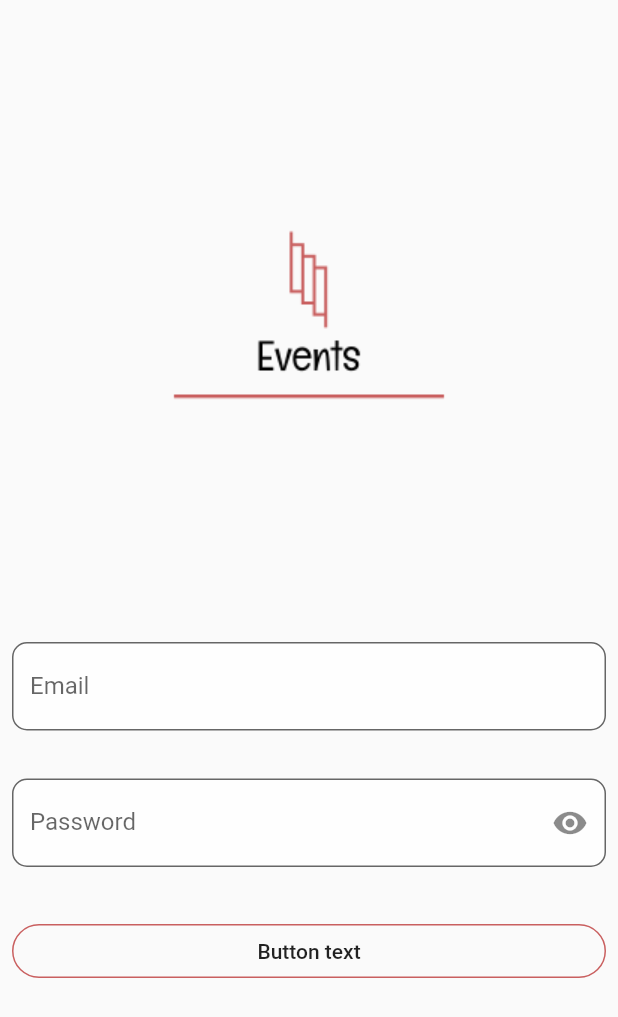
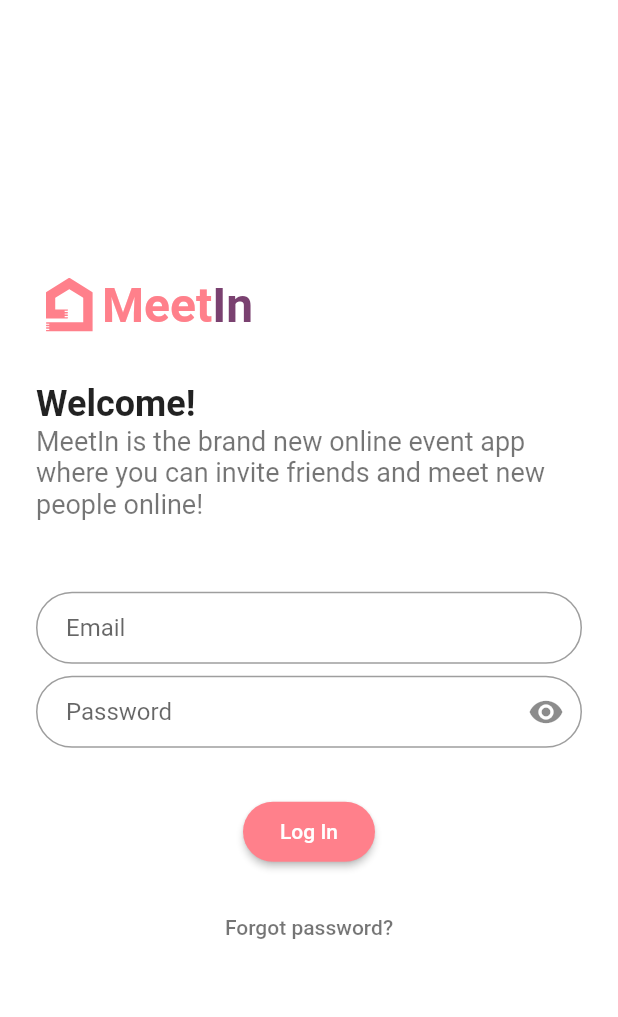
Before and after one commit to maxiin/MeetIn, a Flutter app: the screen it shows after launch, on a phone screen of 412 x 824 dp. Shown: the top 1017 px of the screen. Run offline on Flutter 3.47's test engine with Material 2 defaults, Android fonts, the phone set to English and light mode, and no system bars; our stand-ins replace flutter_svg, shared_preferences.

```diff
--- a/lib/pages/login.dart
+++ b/lib/pages/login.dart
@@ -1,7 +1,9 @@
 import 'package:events_app/utils/colors.dart';
+import 'package:events_app/utils/design.dart';
 import 'package:events_app/utils/validation.dart';
 import 'package:flutter/cupertino.dart';
 import 'package:flutter/material.dart';
+import 'package:flutter_svg/flutter_svg.dart';
 
 class LoginPage extends StatefulWidget {
   LoginPage() : super();
@@ -18,103 +20,123 @@ class LoginState extends State<LoginPage> {
 
   @override
   Widget build(BuildContext ctx) {
-    return Container(
-      child: Padding(
-        padding: EdgeInsets.all(8),
-        child: Column(
+    final logo = Row(
+      mainAxisAlignment: MainAxisAlignment.start,
       children: <Widget>[
-            Expanded(
-              flex: 2,
-              child: Center(
-                child: Image.asset('assets/images/logo.png')),
+        SvgPicture.asset('assets/images/logo-dark.svg',
+          height: 44,
+          color: primaryColor,
         ),
-            Expanded(
-              flex: 2,
-              child: Form(
-                key: form,
-                child: Column(
-                  crossAxisAlignment: CrossAxisAlignment.start,
+        Text('Meet',
+          style: TextStyle(
+            color: primaryColor,
+            fontWeight: FontWeight.bold,
+            fontSize: 32
+          ),
+        ),
+        Text('In',
+          style: TextStyle(
+            color: secondaryColor,
+            fontWeight: FontWeight.bold,
+            fontSize: 32
+          ),
+        ),
+      ],
+    );
+
+    final welcomeText = Column(
       children: <Widget>[
-                    Column(
+        Row(
           children: <Widget>[
             Padding(
-                          padding: EdgeInsets.symmetric(vertical: 16.0),
-                          child: TextFormField(
-                            keyboardType: TextInputType.emailAddress,
-                            validator: validateEmail,
-                            decoration: new InputDecoration(
-                              errorStyle: TextStyle(
-                                color: errorColor
+              padding: EdgeInsets.fromLTRB(0, 30, 0, 0),
+              child: Text('Welcome!',
+                style: TextStyle(
+                  fontSize: 24,
+                  fontWeight: FontWeight.bold,
                 ),
-                              errorBorder: new OutlineInputBorder(
-                                borderSide: BorderSide(color: errorColor)
-                              ),
-                              border: new OutlineInputBorder(
-                                borderRadius: const BorderRadius.all(
-                                  const Radius.circular(10.0),
+                textAlign: TextAlign.left,
               ),
             ),
-                              filled: true,
-                              hintStyle: new TextStyle(color: Colors.grey[600]),
-                              labelText: 'Email',
-                              hintText: 'jon@doe.com',
-                              fillColor: Colors.white70,
+          ],
         ),
+        Text('MeetIn is the brand new online event app where you can invite friends and meet new people online!',
+          style: TextStyle(
+            fontSize: 18,
+            color: Colors.black54,
           ),
+          maxLines: 5,
+          textAlign: TextAlign.left,
         ),
-                        Padding(
-                          padding: EdgeInsets.symmetric(vertical: 16.0),
-                          child: TextFormField(
+      ],
+    );
+
+    final email = TextFormField(
+      keyboardType: TextInputType.emailAddress,
+      autofocus: false,
+      validator: validateEmail,
+      decoration: buttonDecoration('Email'),
+    );
+
+    final password = TextFormField(
+      autofocus: false,
       obscureText: _obscureText,
       validator: (pass) => lengthValidator(pass, 8, null),
-                            decoration: new InputDecoration(
-                              errorStyle: TextStyle(
-                                color: errorColor
+      decoration: buttonPasswordDecoration('Password', _toggle),
+    );
+
+    final loginButton = Padding(
+      padding: EdgeInsets.symmetric(vertical: 16.0),
+      child: RaisedButton(
+        shape: RoundedRectangleBorder(
+          borderRadius: BorderRadius.circular(24),
         ),
-                              errorBorder: new OutlineInputBorder(
-                                borderSide: BorderSide(color: errorColor)
-                              ),
-                              border: new OutlineInputBorder(
-                                borderRadius: const BorderRadius.all(
-                                  const Radius.circular(10.0),
-                                ),
-                              ),
-                              filled: true,
-                              labelText: 'Password',
-                              fillColor: Colors.white70,
-                              suffixIcon:  IconButton(
-                                onPressed: _toggle,
-                                icon: Icon(Icons.remove_red_eye),
-                              ),
-                            ),
-                          ),
-                        ),
-                      ]
-                    ),
-                    SizedBox(
-                      width: double.infinity,
-                      child: Padding(
-                        padding: EdgeInsets.symmetric(vertical: 16.0),
-                        child: OutlineButton(
-                          child: new Text("Button text"),
         onPressed: () {
           if (form.currentState.validate()) {
             Scaffold.of(ctx)
               .showSnackBar(SnackBar(content: Text('Submit')));
           }
         },
-                          shape: new RoundedRectangleBorder(borderRadius: new BorderRadius.circular(30.0)),
-                          borderSide: BorderSide(color: primaryColor),
-                        )
-                      )
+        padding: EdgeInsets.all(12),
+        color: primaryColor,
+        child: Text('Log In', style: TextStyle(color: Colors.white)),
       ),
+    );
+
+    final forgotLabel = FlatButton(
+      child: Text(
+        'Forgot password?',
+        style: TextStyle(color: Colors.black54),
+      ),
+      onPressed: () {},
+    );
+
+    return Scaffold(
+      backgroundColor: Colors.white,
+      body: Center(
+        child: ListView(
+          shrinkWrap: true,
+          padding: EdgeInsets.only(left: 24.0, right: 24.0),
+          children: <Widget>[
+            logo,
+            welcomeText,
+            SizedBox(height: 48.0),
+            Form(
+              key: form,
+              child: Column(
+                children: <Widget>[
+                  email,
+                  SizedBox(height: 8.0),
+                  password,
+                  SizedBox(height: 16.0),
+                  loginButton,
                 ],
               ),
             ),
-            ),
+            forgotLabel
           ],
         ),
-      )
+      ),
     );
   }
 
--- /dev/null
+++ b/lib/utils/design.dart
@@ -0,0 +1,47 @@
+import 'package:flutter/material.dart';
+
+import 'colors.dart';
+
+InputDecoration buttonDecoration(String hint) {
+  return InputDecoration(
+    hintText: hint,
+    contentPadding: EdgeInsets.fromLTRB(20.0, 10.0, 20.0, 10.0),
+    border: OutlineInputBorder(borderRadius: BorderRadius.circular(32.0)),
+    fillColor: Colors.white70,
+    errorStyle: TextStyle(
+      color: secondaryColor
+    ),
+    focusedErrorBorder:new OutlineInputBorder(
+      borderRadius: BorderRadius.circular(32.0),
+      borderSide: BorderSide(color: secondaryColor, width: 2),
+    ),
+    errorBorder: new OutlineInputBorder(
+      borderRadius: BorderRadius.circular(32.0),
+      borderSide: BorderSide(color: secondaryColor),
+    ),
+  );
+}
+
+InputDecoration buttonPasswordDecoration(String hint, void Function() toggle) {
+  return InputDecoration(
+    hintText: 'Password',
+    contentPadding: EdgeInsets.fromLTRB(20.0, 10.0, 20.0, 10.0),
+    border: OutlineInputBorder(borderRadius: BorderRadius.circular(32.0)),
+    fillColor: Colors.white70,
+    suffixIcon:  IconButton(
+      onPressed: toggle,
+      icon: Icon(Icons.remove_red_eye),
+    ),
+    errorStyle: TextStyle(
+      color: secondaryColor
+    ),
+    focusedErrorBorder:new OutlineInputBorder(
+      borderRadius: BorderRadius.circular(32.0),
+      borderSide: BorderSide(color: secondaryColor, width: 2),
+    ),
+    errorBorder: new OutlineInputBorder(
+      borderRadius: BorderRadius.circular(32.0),
+      borderSide: BorderSide(color: secondaryColor),
+    ),
+  );
+}
--- a/pubspec.yaml
+++ b/pubspec.yaml
@@ -26,6 +26,7 @@ dependencies:
   # Use with the CupertinoIcons class for iOS style icons.
   cupertino_icons: ^0.1.2
   shared_preferences: ^0.5.6
+  flutter_svg:
 
 dev_dependencies:
   flutter_test:
@@ -45,7 +46,8 @@ flutter:
 
   # To add assets to your application, add an assets section, like this:
   assets:
-   - assets/images/logo.png
+   - assets/images/logo-dark.svg
+   - assets/images/logo-white.svg
   #  - images/a_dot_ham.jpeg
 
   # An image asset can refer to one or more resolution-specific "variants", see
```
Also changed, not shown: lib/main.dart (+36 -54 lines), lib/utils/colors.dart (+13 -12 lines), assets/images/logo-dark.svg (added), assets/images/logo-white.svg (added), assets/images/logo.png (deleted), pubspec.lock. Lines whose indentation alone changed are shown as unchanged.
